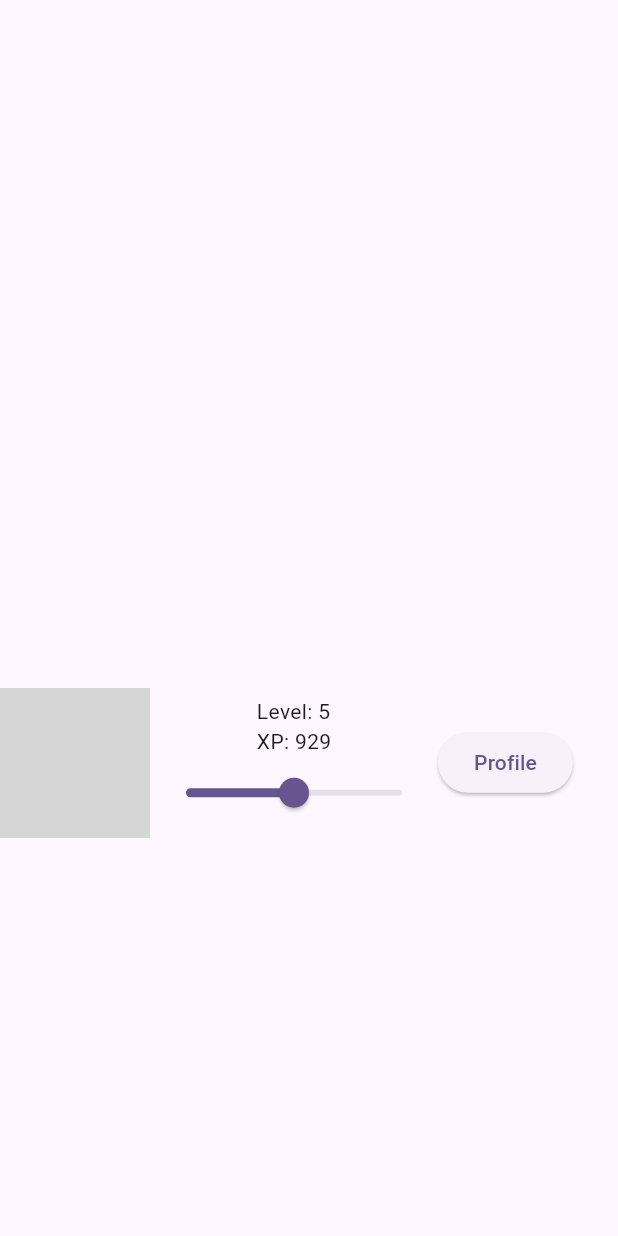
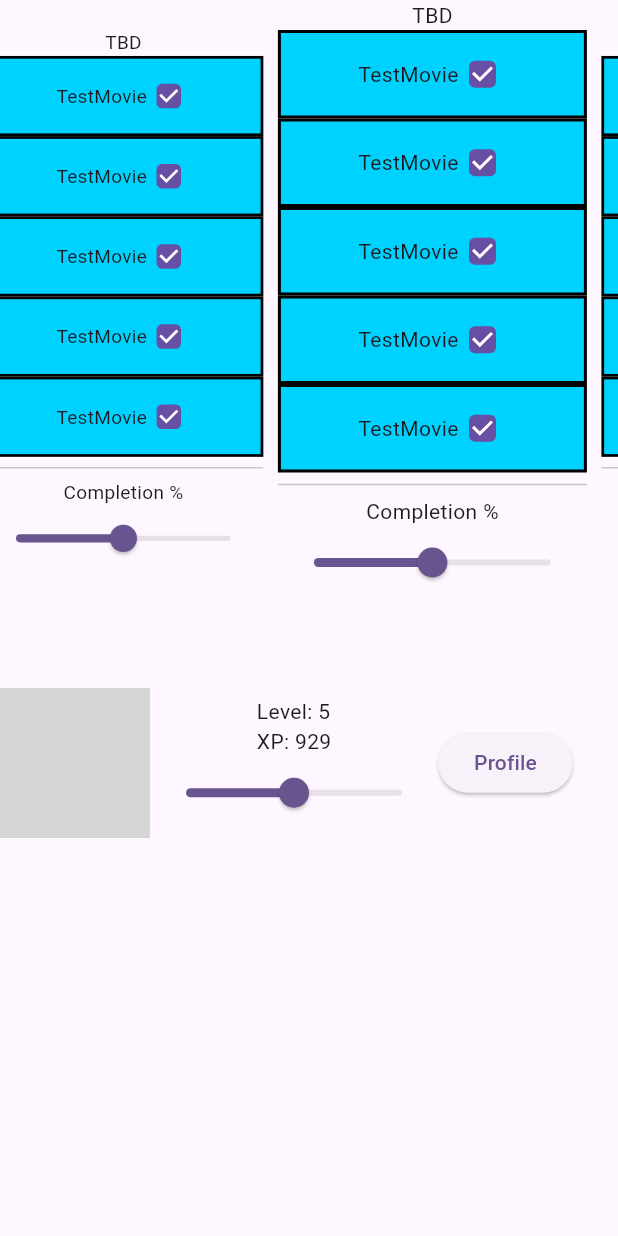
Before and after one commit to finian1/assignment_project, a Flutter app: the screen it shows after launch, after a tap on "Log In", on a phone screen of 412 x 824 dp. Run offline on Flutter 3.47's test engine with Material 3 defaults, Android fonts, the phone set to English and light mode, and no system bars; drawn by our look-alikes of carousel_slider; our stand-ins replace sqflite; missing offline and left inert: tmdb_api; accounts and stored records are empty; network calls fail; grey boxes are pictures that could not be loaded.

Commit message:
Progress on database implementations

```diff
--- a/lib/database.dart
+++ b/lib/database.dart
@@ -24,35 +24,54 @@ class DatabaseHelper {
     WidgetsFlutterBinding.ensureInitialized();
     _database = await openDatabase(
       join(await getDatabasesPath(), "movie_groups_database.db"),
-      onCreate: (db, version) async {
-        //on create
+      onCreate: (db, version) {
         db.execute(
-          'CREATE TABLE movieGroups(id INTEGER PRIMARY KEY, header TEXT, movie1 INTEGER, movie2 INTEGER, movie3 INTEGER, movie4 INTEGER, movie5 INTEGER)',
+          'CREATE TABLE movieGroups(id INTEGER PRIMARY KEY, groupName TEXT, movie1 INTEGER, movie2 INTEGER, movie3 INTEGER, movie4 INTEGER, movie5 INTEGER)',
         );
+        print("created movieGroup table");
+
         db.execute(
           'CREATE TABLE movies(id INTEGER PRIMARY KEY, watched BIT)',
         );
-
-        addNewMovie(1, false);
-        addNewMovie(2, false);
-        addNewMovie(3, false);
-        addNewMovie(4, false);
-        addNewMovie(5, false);
-        addNewGroup(1, "test", [1, 2, 3, 4, 5]);
+        print("created movies table");
       },
       version: 1,
     );
-
+    if (_database == null) {
+      print("DB failed to init for some reason");
+    } else {
+      print("DB init succesful");
+    }
     return _database;
   }
 
+  static Future<void> createTables() async {
+    Database db = await openDatabase(
+        join(await getDatabasesPath(), "movie_groups_database.db"));
+
+    print("Test");
+
+    addNewMovie(0, false);
+    addNewMovie(1, false);
+    addNewMovie(2, false);
+    addNewMovie(3, false);
+    addNewMovie(4, false);
+    addNewGroup(1, "test", [0, 1, 2, 3, 4]);
+  }
+
   static Future<void> addNewMovie(int uniqueID, bool watched) async {
+    Database db = await openDatabase(
+        join(await getDatabasesPath(), "movie_groups_database.db"));
     Map<String, dynamic> input = {'id': uniqueID, 'watched': watched};
-    await _database!.insert(
+    int success = await db.insert(
       'movies',
       input,
       conflictAlgorithm: ConflictAlgorithm.replace,
     );
+    print(success);
+    if (success == 0) {
+      print("Faild to add movie");
+    }
   }
 
   static Future<void> addNewGroup(
@@ -60,27 +79,37 @@ class DatabaseHelper {
     if (movieIDs.length < 5) {
       return;
     }
+
+    Database db = await openDatabase(
+        join(await getDatabasesPath(), "movie_groups_database.db"));
     Map<String, dynamic> input = {
       'id': uniqueID,
-      'header': header,
+      //'groupName': header,
       'movie1': movieIDs[0],
       'movie2': movieIDs[1],
       'movie3': movieIDs[2],
       'movie4': movieIDs[3],
       'movie5': movieIDs[4],
     };
-    await _database!.insert(
+    int success = await db.insert(
       'movieGroups',
       input,
       conflictAlgorithm: ConflictAlgorithm.replace,
     );
+    print(success);
+    if (success == 0) {
+      print("Faild to add group");
+    }
   }
 
   static Future<List<MovieGroupData>> getMovieGroups() async {
-    final List<Map<String, dynamic>> groupMaps =
-        await _database!.query('movieGroups');
-    final List<Map<String, dynamic>> movieMaps =
-        await _database!.query('movies');
+    print("Opening database");
+    Database db = await openDatabase(
+        join(await getDatabasesPath(), "movie_groups_database.db"));
+    print("Attempting to get group maps");
+    final List<Map<String, dynamic>> groupMaps = await db.query('movieGroups');
+    print("Got group maps");
+    final List<Map<String, dynamic>> movieMaps = await db.query('movies');
 
     return List.generate(
       groupMaps.length,
@@ -89,28 +118,38 @@ class DatabaseHelper {
           MovieData(
               movieID: movieMaps[groupMaps[i]['movie1'] as int]['id'] as int,
               isCompleted:
-                  movieMaps[groupMaps[i]['movie1'] as int]['watched'] as bool),
+                  movieMaps[groupMaps[i]['movie1'] as int]['watched'] == 0
+                      ? false
+                      : true),
           MovieData(
               movieID: movieMaps[groupMaps[i]['movie2'] as int]['id'] as int,
               isCompleted:
-                  movieMaps[groupMaps[i]['movie2'] as int]['watched'] as bool),
+                  movieMaps[groupMaps[i]['movie2'] as int]['watched'] == 0
+                      ? false
+                      : true),
           MovieData(
               movieID: movieMaps[groupMaps[i]['movie3'] as int]['id'] as int,
               isCompleted:
-                  movieMaps[groupMaps[i]['movie3'] as int]['watched'] as bool),
+                  movieMaps[groupMaps[i]['movie3'] as int]['watched'] == 0
+                      ? false
+                      : true),
           MovieData(
               movieID: movieMaps[groupMaps[i]['movie4'] as int]['id'] as int,
               isCompleted:
-                  movieMaps[groupMaps[i]['movie4'] as int]['watched'] as bool),
+                  movieMaps[groupMaps[i]['movie4'] as int]['watched'] == 0
+                      ? false
+                      : true),
           MovieData(
               movieID: movieMaps[groupMaps[i]['movie5'] as int]['id'] as int,
               isCompleted:
-                  movieMaps[groupMaps[i]['movie5'] as int]['watched'] as bool),
+                  movieMaps[groupMaps[i]['movie5'] as int]['watched'] == 0
+                      ? false
+                      : true),
         ];
 
         return MovieGroupData(
           id: groupMaps[i]['id'] as int,
-          header: groupMaps[i]['header'] as String,
+          header: "TBD", //groupMaps[i]['header'] as String,
           data: movieDatas,
         );
       },
--- a/lib/main.dart
+++ b/lib/main.dart
@@ -8,7 +8,8 @@ import 'database.dart';
 void main() async {
   final tmdb = TMDB(ApiKeys('1701c7dbb0e18d0bd9948fd6d5ae94d7',
       'eyJhbGciOiJIUzI1NiJ9.eyJhdWQiOiIxNzAxYzdkYmIwZTE4ZDBiZDk5NDhmZDZkNWFlOTRkNyIsInN1YiI6IjY1YTM2OTlhZTljMGRjMDExZGE0NmU0NCIsInNjb3BlcyI6WyJhcGlfcmVhZCJdLCJ2ZXJzaW9uIjoxfQ.lQkSajLr6dl5GpgIbktKqYdsTT7jOhbUxpV1XCb8rsw'));
-  DatabaseHelper.getDBConnector();
+  await DatabaseHelper.getDBConnector();
+  await DatabaseHelper.createTables();
   runApp(const MyApp());
 }
 
--- a/lib/mainmenu.dart
+++ b/lib/mainmenu.dart
@@ -39,18 +39,20 @@ class _MainMenuPageState extends State<MainMenuPage> {
   List<MovieGroupData> groupData = [];
 
   List<MovieGroup>? movieGroups;
+  bool dataGrabbed = false;
+
+  @override
+  void initState() {
+    print("innit");
+    super.initState();
+    initGroupData();
+    //while (!dataGrabbed) {}
+    print("Innit fini");
+  }
+
   @override
   Widget build(BuildContext context) {
-    initGroupData();
-    movieGroups = List<MovieGroup>.generate(
-      groupData.length,
-      (index) => MovieGroup(
-        header: groupData[index].header,
-        index: index,
-        onMovieChanged: onMovieChanged,
-        movieData: groupData[index].data,
-      ),
-    );
+    print("Buildin");
     return Scaffold(
       body: ListView(
         children: [
@@ -117,8 +119,22 @@ class _MainMenuPageState extends State<MainMenuPage> {
     });
   }
 
-  void initGroupData() async {
+  Future<void> initGroupData() async {
+    print("grabbing data");
     groupData = await DatabaseHelper.getMovieGroups();
+    setState(() {
+      movieGroups = List<MovieGroup>.generate(
+        groupData.length,
+        (index) => MovieGroup(
+          header: groupData[index].header,
+          index: index,
+          onMovieChanged: onMovieChanged,
+          movieData: groupData[index].data,
+        ),
+      );
+      dataGrabbed = true;
+    });
+    print("Data grabbed");
   }
 }
 
```
